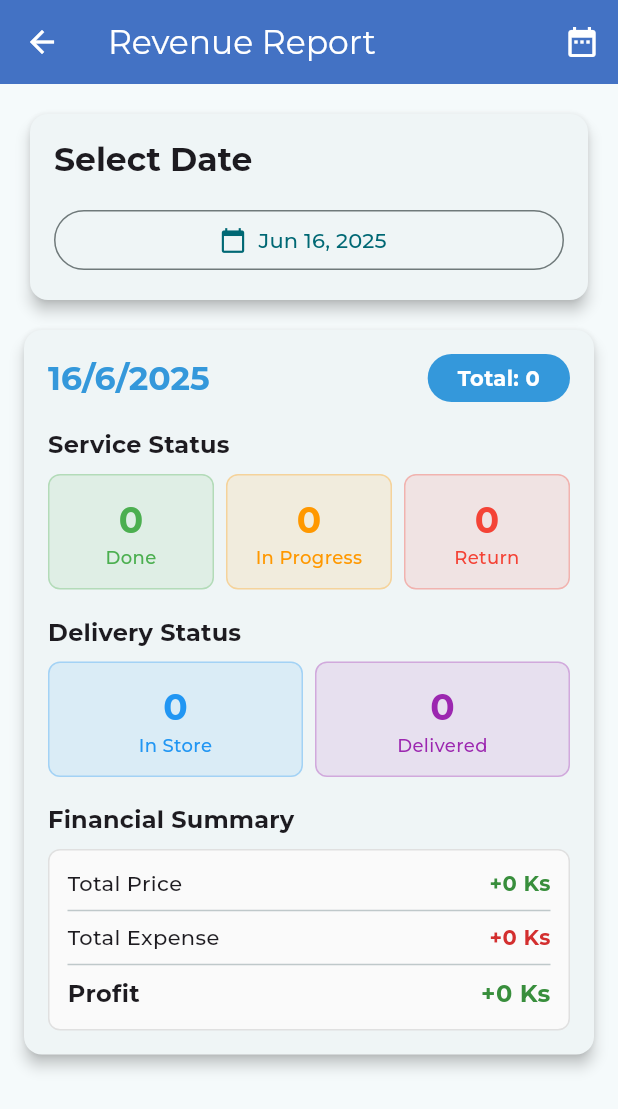
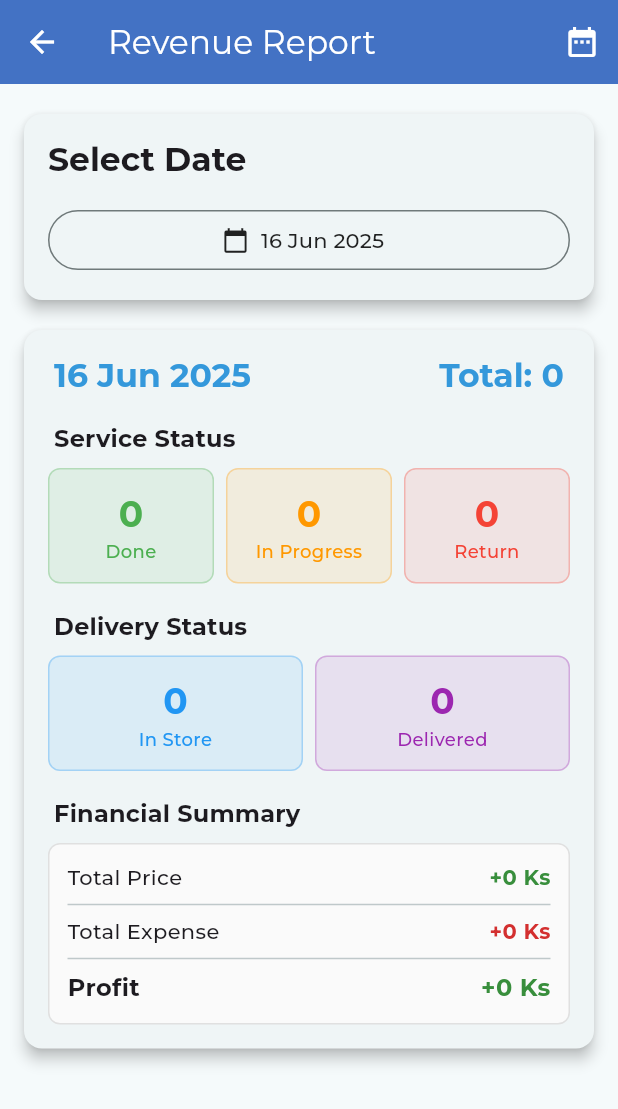
Before and after one commit to soemintheinsmt6/Mobile-Service-Manager, a Flutter app: the RevenueScreen screen opened directly, on a phone screen of 412 x 824 dp. Shown: the top 1109 px of the screen. Run offline on Flutter 3.47's test engine with Material 3 defaults, Android fonts, the phone set to English and light mode, and no system bars; our stand-ins replace dropdown_textfield, file_picker, flutter_riverpod, google_fonts, loading_animation_widget, multi_dropdown and 4 more; missing offline and left inert: omni_datetime_picker, signed_spacing_flex, window_size; accounts and stored records are empty; generated files the repository leaves out were written again.

Commit message:
refactor: revenue card

```diff
--- a/lib/models/daily_revenue.dart
+++ b/lib/models/daily_revenue.dart
@@ -1,3 +1,5 @@
+import 'package:mobile_service_manager/utils/extension.dart';
+
 class DailyRevenue {
   final DateTime date;
   final int totalServiceItemCount;
@@ -23,6 +25,5 @@ class DailyRevenue {
     required this.profit,
   });
 
-  // Helper method to format date for display
-  String get formattedDate => '${date.day}/${date.month}/${date.year}';
+  String get formattedDate => date.toString().formattedDate;
 }
--- a/lib/screens/revenue_screen.dart
+++ b/lib/screens/revenue_screen.dart
@@ -1,10 +1,10 @@
 import 'package:flutter/material.dart';
 import 'package:flutter_riverpod/flutter_riverpod.dart';
-import 'package:intl/intl.dart';
 import 'package:mobile_service_manager/constants/app_colors.dart';
 import 'package:mobile_service_manager/utils/extension.dart';
-import '../models/daily_revenue.dart';
+import 'package:mobile_service_manager/widgets/revenue_card.dart';
 import '../providers/revenue_provider.dart';
+import '../utils/date_time_picker.dart';
 
 class RevenueScreen extends ConsumerStatefulWidget {
   const RevenueScreen({super.key});
@@ -22,8 +22,8 @@ class _RevenueScreenState extends ConsumerState<RevenueScreen> {
   @override
   void initState() {
     super.initState();
+
     selectedDate = DateTime.now();
-    // Load today's data initially
     WidgetsBinding.instance.addPostFrameCallback((_) {
       ref
           .read(revenueNotifierProvider.notifier)
@@ -35,6 +35,7 @@ class _RevenueScreenState extends ConsumerState<RevenueScreen> {
   Widget build(BuildContext context) {
     final revenueData = ref.watch(revenueNotifierProvider);
     final revenueNotifier = ref.read(revenueNotifierProvider.notifier);
+    final isValidDateRange = fromDate != null && toDate != null;
 
     return Scaffold(
       appBar: AppBar(
@@ -57,12 +58,14 @@ class _RevenueScreenState extends ConsumerState<RevenueScreen> {
         ],
       ),
       body: Padding(
-        padding: const EdgeInsets.all(16.0),
+        padding: const EdgeInsets.symmetric(vertical: 16.0),
         child: Column(
           crossAxisAlignment: CrossAxisAlignment.start,
           children: [
             // Date Selection Section
-            Card(
+            Padding(
+              padding: const EdgeInsets.symmetric(horizontal: 12.0),
+              child: Card(
                 elevation: 4,
                 child: Padding(
                   padding: const EdgeInsets.all(16.0),
@@ -83,13 +86,14 @@ class _RevenueScreenState extends ConsumerState<RevenueScreen> {
                             Expanded(
                               child: OutlinedButton.icon(
                                 onPressed: () => _selectDate(context),
-                              icon: const Icon(Icons.calendar_today),
+                                icon: const Icon(Icons.calendar_today,
+                                    color: Colors.black87),
                                 label: Text(
                                     selectedDate != null
-                                    ? DateFormat('MMM dd, yyyy')
-                                        .format(selectedDate!)
+                                        ? selectedDate.toString().formattedDate
                                         : 'Select Date',
-                              ),
+                                    style:
+                                        const TextStyle(color: Colors.black87)),
                               ),
                             ),
                           ],
@@ -101,11 +105,13 @@ class _RevenueScreenState extends ConsumerState<RevenueScreen> {
                             Expanded(
                               child: OutlinedButton.icon(
                                 onPressed: () => _selectFromDate(context),
-                              icon: const Icon(Icons.calendar_today),
+                                icon: const Icon(Icons.calendar_today,
+                                    color: Colors.black87),
                                 label: Text(
                                   fromDate != null
-                                    ? 'From: ${DateFormat('MMM dd, yyyy').format(fromDate!)}'
+                                      ? 'From: ${fromDate.toString().formattedDate}'
                                       : 'From Date',
+                                  style: const TextStyle(color: Colors.black87),
                                 ),
                               ),
                             ),
@@ -113,29 +119,39 @@ class _RevenueScreenState extends ConsumerState<RevenueScreen> {
                             Expanded(
                               child: OutlinedButton.icon(
                                 onPressed: () => _selectToDate(context),
-                              icon: const Icon(Icons.calendar_today),
+                                icon: const Icon(Icons.calendar_today,
+                                    color: Colors.black87),
                                 label: Text(
                                   toDate != null
-                                    ? 'To: ${DateFormat('MMM dd, yyyy').format(toDate!)}'
+                                      ? 'To: ${toDate.toString().formattedDate}'
                                       : 'To Date',
+                                  style: const TextStyle(color: Colors.black87),
                                 ),
                               ),
                             ),
-                        ],
+                            const SizedBox(width: 8),
+                            ElevatedButton(
+                              style: ElevatedButton.styleFrom(
+                                backgroundColor: isValidDateRange
+                                    ? AppColors.primaryButton
+                                    : Colors.grey.shade100,
+                                foregroundColor: isValidDateRange
+                                    ? Colors.white
+                                    : Colors.grey,
                               ),
-                      const SizedBox(height: 8),
-                      if (fromDate != null && toDate != null)
-                        Center(
-                          child: ElevatedButton(
                               onPressed: () {
+                                if (!isValidDateRange) return;
+
                                 revenueNotifier.loadRevenueForDateRange(
                                     fromDate!, toDate!);
                               },
                               child: const Text('Load Range Data'),
                             ),
+                          ],
                         ),
                       ],
                     ],
+                  ),
                 ),
               ),
             ),
@@ -154,7 +170,10 @@ class _RevenueScreenState extends ConsumerState<RevenueScreen> {
                       itemCount: revenueData.length,
                       itemBuilder: (context, index) {
                         final revenue = revenueData[index];
-                        return _buildRevenueCard(revenue, context);
+                        return Padding(
+                          padding: const EdgeInsets.symmetric(horizontal: 16.0),
+                          child: RevenueCard(revenue: revenue),
+                        );
                       },
                     ),
             ),
@@ -164,193 +183,9 @@ class _RevenueScreenState extends ConsumerState<RevenueScreen> {
     );
   }
 
-  Widget _buildRevenueCard(DailyRevenue revenue, BuildContext context) {
-    return Card(
-      elevation: 4,
-      margin: const EdgeInsets.only(bottom: 16),
-      child: Padding(
-        padding: const EdgeInsets.all(16.0),
-        child: Column(
-          crossAxisAlignment: CrossAxisAlignment.start,
-          children: [
-            // Header with date and total count
-            Row(
-              mainAxisAlignment: MainAxisAlignment.spaceBetween,
-              children: [
-                Text(
-                  revenue.formattedDate,
-                  style: Theme.of(context).textTheme.titleLarge?.copyWith(
-                        fontWeight: FontWeight.bold,
-                        color: AppColors.primaryButton,
-                      ),
-                ),
-                Container(
-                  padding:
-                      const EdgeInsets.symmetric(horizontal: 20, vertical: 6),
-                  decoration: BoxDecoration(
-                    color: AppColors.primaryButton,
-                    borderRadius: BorderRadius.circular(20),
-                  ),
-                  child: Text(
-                    'Total: ${revenue.totalServiceItemCount}',
-                    style: const TextStyle(
-                      fontWeight: FontWeight.bold,
-                      color: Colors.white,
-                    ),
-                  ),
-                ),
-              ],
-            ),
-            const SizedBox(height: 16),
-
-            // Status Counts
-            Text(
-              'Service Status',
-              style: Theme.of(context).textTheme.titleMedium?.copyWith(
-                    fontWeight: FontWeight.bold,
-                  ),
-            ),
-            const SizedBox(height: 8),
-            Row(
-              children: [
-                Expanded(
-                  child:
-                      _buildStatusCard('Done', revenue.doneCount, Colors.green),
-                ),
-                const SizedBox(width: 8),
-                Expanded(
-                  child: _buildStatusCard(
-                      'In Progress', revenue.inProgressCount, Colors.orange),
-                ),
-                const SizedBox(width: 8),
-                Expanded(
-                  child: _buildStatusCard(
-                      'Return', revenue.returnCount, Colors.red),
-                ),
-              ],
-            ),
-            const SizedBox(height: 16),
-
-            // Location Counts
-            Text(
-              'Delivery Status',
-              style: Theme.of(context).textTheme.titleMedium?.copyWith(
-                    fontWeight: FontWeight.bold,
-                  ),
-            ),
-            const SizedBox(height: 8),
-            Row(
-              children: [
-                Expanded(
-                  child: _buildStatusCard(
-                      'In Store', revenue.inStoreCount, Colors.blue),
-                ),
-                const SizedBox(width: 8),
-                Expanded(
-                  child: _buildStatusCard(
-                      'Delivered', revenue.deliveredCount, Colors.purple),
-                ),
-              ],
-            ),
-            const SizedBox(height: 16),
-
-            // Financial Summary
-            Text(
-              'Financial Summary',
-              style: Theme.of(context).textTheme.titleMedium?.copyWith(
-                    fontWeight: FontWeight.bold,
-                  ),
-            ),
-            const SizedBox(height: 8),
-            Container(
-              padding: const EdgeInsets.all(12),
-              decoration: BoxDecoration(
-                color: Colors.grey[50],
-                borderRadius: BorderRadius.circular(8),
-                border: Border.all(color: Colors.grey[300]!),
-              ),
-              child: Column(
-                children: [
-                  _buildFinancialRow(
-                      'Total Price', revenue.priceTotal, Colors.green[700]!),
-                  const Divider(),
-                  _buildFinancialRow(
-                      'Total Expense', revenue.expenseTotal, Colors.red[700]!),
-                  const Divider(),
-                  _buildFinancialRow(
-                    'Profit',
-                    revenue.profit,
-                    revenue.profit >= 0 ? Colors.green[700]! : Colors.red[700]!,
-                    isProfit: true,
-                  ),
-                ],
-              ),
-            ),
-          ],
-        ),
-      ),
-    );
-  }
-
-  Widget _buildStatusCard(String title, int count, Color color) {
-    return Container(
-      padding: const EdgeInsets.all(12),
-      decoration: BoxDecoration(
-        color: color.withValues(alpha: 0.1),
-        borderRadius: BorderRadius.circular(8),
-        border: Border.all(color: color.withValues(alpha: 0.3)),
-      ),
-      child: Column(
-        children: [
-          Text(
-            count.toString(),
-            style: TextStyle(
-              fontSize: 24,
-              fontWeight: FontWeight.bold,
-              color: color,
-            ),
-          ),
-          Text(
-            title,
-            style: TextStyle(
-              fontSize: 12,
-              color: color,
-              fontWeight: FontWeight.w500,
-            ),
-            textAlign: TextAlign.center,
-          ),
-        ],
-      ),
-    );
-  }
-
-  Widget _buildFinancialRow(String title, int amount, Color color,
-      {bool isProfit = false}) {
-    return Row(
-      mainAxisAlignment: MainAxisAlignment.spaceBetween,
-      children: [
-        Text(
-          title,
-          style: TextStyle(
-            fontWeight: isProfit ? FontWeight.bold : FontWeight.w500,
-            fontSize: isProfit ? 16 : 14,
-          ),
-        ),
-        Text(
-          '${amount >= 0 ? '+' : ''}${amount.toMMks()}',
-          style: TextStyle(
-            color: color,
-            fontWeight: FontWeight.bold,
-            fontSize: isProfit ? 16 : 14,
-          ),
-        ),
-      ],
-    );
-  }
-
   Future<void> _selectDate(BuildContext context) async {
-    final DateTime? picked = await showDatePicker(
-      context: context,
+    final DateTime? picked = await showDateTimePicker(
+      context,
       initialDate: selectedDate ?? DateTime.now(),
       firstDate: DateTime(2020),
       lastDate: DateTime.now().add(const Duration(days: 365)),
@@ -365,8 +200,8 @@ class _RevenueScreenState extends ConsumerState<RevenueScreen> {
   }
 
   Future<void> _selectFromDate(BuildContext context) async {
-    final DateTime? picked = await showDatePicker(
-      context: context,
+    final DateTime? picked = await showDateTimePicker(
+      context,
       initialDate: fromDate ?? DateTime.now(),
       firstDate: DateTime(2020),
       lastDate: DateTime.now().add(const Duration(days: 365)),
@@ -380,8 +215,8 @@ class _RevenueScreenState extends ConsumerState<RevenueScreen> {
   }
 
   Future<void> _selectToDate(BuildContext context) async {
-    final DateTime? picked = await showDatePicker(
-      context: context,
+    final DateTime? picked = await showDateTimePicker(
+      context,
       initialDate: toDate ?? DateTime.now(),
       firstDate: fromDate ?? DateTime(2020),
       lastDate: DateTime.now().add(const Duration(days: 365)),
--- /dev/null
+++ b/lib/widgets/revenue_card.dart
@@ -0,0 +1,199 @@
+import 'package:flutter/material.dart';
+import 'package:mobile_service_manager/models/daily_revenue.dart';
+import 'package:mobile_service_manager/utils/extension.dart';
+import '../constants/app_colors.dart';
+
+class RevenueCard extends StatelessWidget {
+  const RevenueCard({super.key, required this.revenue});
+
+  final DailyRevenue revenue;
+
+  @override
+  Widget build(BuildContext context) {
+    return Card(
+      elevation: 4,
+      margin: const EdgeInsets.only(bottom: 16),
+      child: Padding(
+        padding: const EdgeInsets.all(16.0),
+        child: Column(
+          crossAxisAlignment: CrossAxisAlignment.start,
+          children: [
+            // Header with date and total count
+            Padding(
+              padding: const EdgeInsets.symmetric(horizontal: 4.0),
+              child: Row(
+                mainAxisAlignment: MainAxisAlignment.spaceBetween,
+                children: [
+                  Text(
+                    revenue.formattedDate,
+                    style: Theme.of(context).textTheme.titleLarge?.copyWith(
+                          fontWeight: FontWeight.bold,
+                          color: AppColors.primaryButton,
+                        ),
+                  ),
+                  Text(
+                    'Total: ${revenue.totalServiceItemCount}',
+                    style: Theme.of(context).textTheme.titleLarge?.copyWith(
+                          fontWeight: FontWeight.bold,
+                          color: AppColors.primaryButton,
+                        ),
+                  ),
+                ],
+              ),
+            ),
+            const SizedBox(height: 16),
+
+            // Status Counts
+            Padding(
+              padding: const EdgeInsets.only(left: 4.0),
+              child: Text(
+                'Service Status',
+                style: Theme.of(context).textTheme.titleMedium?.copyWith(
+                      fontWeight: FontWeight.bold,
+                    ),
+              ),
+            ),
+            const SizedBox(height: 8),
+            Row(
+              children: [
+                Expanded(
+                  child:
+                      _buildStatusCard('Done', revenue.doneCount, Colors.green),
+                ),
+                const SizedBox(width: 8),
+                Expanded(
+                  child: _buildStatusCard(
+                      'In Progress', revenue.inProgressCount, Colors.orange),
+                ),
+                const SizedBox(width: 8),
+                Expanded(
+                  child: _buildStatusCard(
+                      'Return', revenue.returnCount, Colors.red),
+                ),
+              ],
+            ),
+            const SizedBox(height: 16),
+
+            // Location Counts
+            Padding(
+              padding: const EdgeInsets.only(left: 4.0),
+              child: Text(
+                'Delivery Status',
+                style: Theme.of(context).textTheme.titleMedium?.copyWith(
+                      fontWeight: FontWeight.bold,
+                    ),
+              ),
+            ),
+            const SizedBox(height: 8),
+            Row(
+              children: [
+                Expanded(
+                  child: _buildStatusCard(
+                      'In Store', revenue.inStoreCount, Colors.blue),
+                ),
+                const SizedBox(width: 8),
+                Expanded(
+                  child: _buildStatusCard(
+                      'Delivered', revenue.deliveredCount, Colors.purple),
+                ),
+              ],
+            ),
+            const SizedBox(height: 16),
+
+            // Financial Summary
+            Padding(
+              padding: const EdgeInsets.only(left: 4.0),
+              child: Text(
+                'Financial Summary',
+                style: Theme.of(context).textTheme.titleMedium?.copyWith(
+                      fontWeight: FontWeight.bold,
+                    ),
+              ),
+            ),
+            const SizedBox(height: 8),
+            Container(
+              padding: const EdgeInsets.all(12),
+              decoration: BoxDecoration(
+                color: Colors.grey[50],
+                borderRadius: BorderRadius.circular(8),
+                border: Border.all(color: Colors.grey[300]!),
+              ),
+              child: Column(
+                children: [
+                  _buildFinancialRow(
+                      'Total Price', revenue.priceTotal, Colors.green[700]!),
+                  const Divider(),
+                  _buildFinancialRow(
+                      'Total Expense', revenue.expenseTotal, Colors.red[700]!),
+                  const Divider(),
+                  _buildFinancialRow(
+                    'Profit',
+                    revenue.profit,
+                    revenue.profit >= 0 ? Colors.green[700]! : Colors.red[700]!,
+                    isProfit: true,
+                  ),
+                ],
+              ),
+            ),
+          ],
+        ),
+      ),
+    );
+  }
+
+  Widget _buildStatusCard(String title, int count, Color color) {
+    return Container(
+      padding: const EdgeInsets.all(12),
+      decoration: BoxDecoration(
+        color: color.withValues(alpha: 0.1),
+        borderRadius: BorderRadius.circular(8),
+        border: Border.all(color: color.withValues(alpha: 0.3)),
+      ),
+      child: Column(
+        children: [
+          Text(
+            count.toString(),
+            style: TextStyle(
+              fontSize: 24,
+              fontWeight: FontWeight.bold,
+              color: color,
+            ),
+          ),
+          Text(
+            title,
+            style: TextStyle(
+              fontSize: 12,
+              color: color,
+              fontWeight: FontWeight.w500,
+            ),
+            textAlign: TextAlign.center,
+          ),
+        ],
+      ),
+    );
+  }
+
+  Widget _buildFinancialRow(String title, int amount, Color color,
+      {bool isProfit = false}) {
+    return Row(
+      mainAxisAlignment: MainAxisAlignment.spaceBetween,
+      children: [
+        Text(
+          title,
+          style: TextStyle(
+            fontWeight: isProfit ? FontWeight.bold : FontWeight.w500,
+            fontSize: isProfit ? 16 : 14,
+          ),
+        ),
+        Text(
+          '${amount >= 0 ? '+' : ''}${amount.toMMks()}',
+          style: TextStyle(
+            color: color,
+            fontWeight: FontWeight.bold,
+            fontSize: isProfit ? 16 : 14,
+          ),
+        ),
+      ],
+    );
+  }
+}
```
Lines whose indentation alone changed are shown as unchanged.
